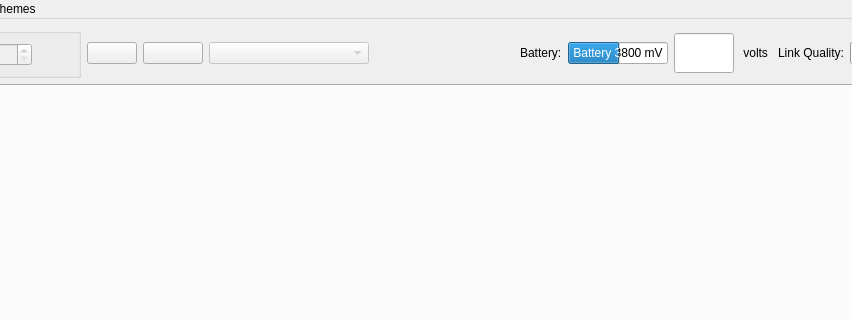
Qt form src/cfclient/ui/main.ui (cafeciaojoe/crazyflie-clients-python) before a commit; both pictures show x 328 to 1180 and y 0 to 320 of the 1287 by 671 pixel window.
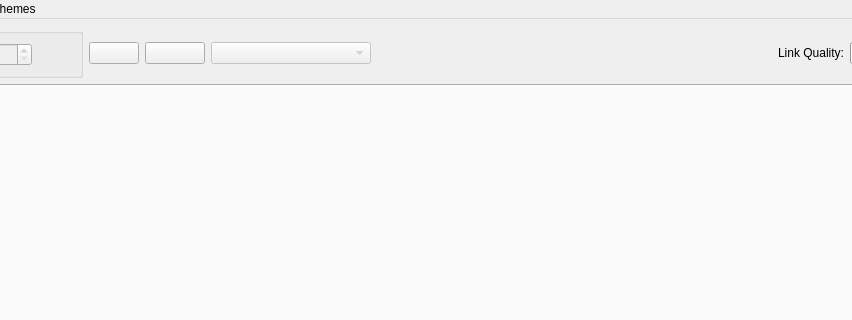
The same form after that commit. Custom widgets are drawn as their Qt base class.

Commit message: Added PoseParser (nicks-testing branch) to project. main.py now stops the instance of socket_class.py in HTTYD. changed all import statements to find SocketManager class

What changed in the file:
```diff
--- a/src/cfclient/ui/main.ui
+++ b/src/cfclient/ui/main.ui
@@ -20,43 +20,6 @@
    <layout class="QVBoxLayout" name="verticalLayout">
     <item>
      <layout class="QGridLayout" name="gridLayout_2">
-      <item row="0" column="9">
-       <widget class="QProgressBar" name="batteryBar">
-        <property name="minimumSize">
-         <size>
-          <width>30</width>
-          <height>0</height>
-         </size>
-        </property>
-        <property name="maximumSize">
-         <size>
-          <width>100</width>
-          <height>16777215</height>
-         </size>
-        </property>
-        <property name="minimum">
-         <number>3400</number>
-        </property>
-        <property name="maximum">
-         <number>4180</number>
-        </property>
-        <property name="value">
-         <number>3800</number>
-        </property>
-        <property name="textVisible">
-         <bool>true</bool>
-        </property>
-        <property name="invertedAppearance">
-         <bool>false</bool>
-        </property>
-        <property name="textDirection">
-         <enum>QProgressBar::TopToBottom</enum>
-        </property>
-        <property name="format">
-         <string>Battery %v mV</string>
-        </property>
-       </widget>
-      </item>
       <item row="0" column="7">
        <spacer name="horizontalSpacer">
         <property name="orientation">
@@ -70,41 +33,6 @@
         </property>
        </spacer>
       </item>
-      <item row="0" column="10">
-       <widget class="QLineEdit" name="_aff_volts">
-        <property name="sizePolicy">
-         <sizepolicy hsizetype="Fixed" vsizetype="Fixed">
-          <horstretch>0</horstretch>
-          <verstretch>0</verstretch>
-         </sizepolicy>
-        </property>
-        <property name="minimumSize">
-         <size>
-          <width>60</width>
-          <height>30</height>
-         </size>
-        </property>
-        <property name="maximumSize">
-         <size>
-          <width>60</width>
-          <height>40</height>
-         </size>
-        </property>
-        <property name="alignment">
-         <set>Qt::AlignRight|Qt::AlignTrailing|Qt::AlignVCenter</set>
-        </property>
-        <property name="readOnly">
-         <bool>true</bool>
-        </property>
-       </widget>
-      </item>
-      <item row="0" column="8">
-       <widget class="QLabel" name="batteryLabel">
-        <property name="text">
-         <string>Battery:</string>
-        </property>
-       </widget>
-      </item>
       <item row="0" column="3">
        <widget class="QComboBox" name="interfaceCombo">
         <property name="enabled">
@@ -224,14 +152,7 @@
         </layout>
        </widget>
       </item>
-      <item row="0" column="11">
-       <widget class="QLabel" name="label">
-        <property name="text">
-         <string> volts </string>
-        </property>
-       </widget>
-      </item>
-      <item row="0" column="13">
+      <item row="0" column="9">
        <widget class="QProgressBar" name="linkQualityBar">
         <property name="minimumSize">
          <size>
@@ -259,7 +180,7 @@
         </property>
        </widget>
       </item>
-      <item row="0" column="12">
+      <item row="0" column="8">
        <widget class="QLabel" name="linkQualityLabel">
         <property name="text">
          <string>Link Quality:</string>
```
The commit also changes 2 other files.
